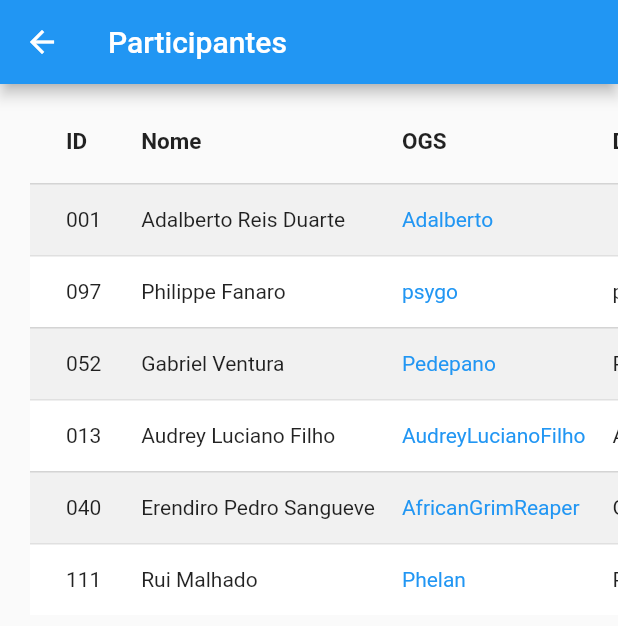
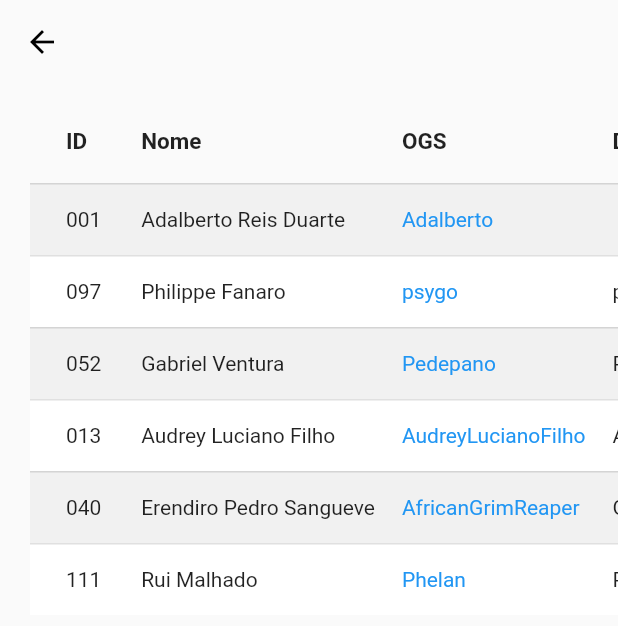
Before and after one commit to FanaroEngineering/dogemp, a Flutter app: the screen it shows after launch, after a tap on "Jogadores", on a phone screen of 412 x 824 dp. Shown: the top 626 px of the screen. Run offline on Flutter 3.47's test engine with Material 2 defaults, Android fonts, the phone set to English and light mode, and no system bars; our stand-ins replace google_fonts.

Commit message:
experimenting with the AppBar

```diff
--- a/lib/screens/home_screen.dart
+++ b/lib/screens/home_screen.dart
@@ -1,4 +1,3 @@
-import 'package:dogemp/screens/rules_and_other_info_screen.dart';
 import 'package:flutter/material.dart';
 import 'package:google_fonts/google_fonts.dart';
 
@@ -6,6 +5,7 @@ import 'game_records_screen.dart';
 import 'league_screen.dart';
 import 'lectures_screen.dart';
 import 'players_screen.dart';
+import 'rules_and_other_info_screen.dart';
 
 @immutable
 class HomeScreen extends StatelessWidget {
@@ -20,17 +20,12 @@ class HomeScreen extends StatelessWidget {
 
   void Function()? _toScreen(BuildContext context, Widget screen) => () => Navigator.push(
         context,
-        MaterialPageRoute(
-          builder: (_) => screen,
-        ),
+        MaterialPageRoute(builder: (_) => screen),
       );
 
   @override
   Widget build(BuildContext context) {
     return Scaffold(
-      appBar: AppBar(
-        title: const Text('DOGemP — Dojo Online de Go em Português'),
-      ),
       body: SingleChildScrollView(
         scrollDirection: Axis.vertical,
         child: Center(
--- a/lib/screens/players_screen.dart
+++ b/lib/screens/players_screen.dart
@@ -9,7 +9,13 @@ class PlayersScreen extends StatelessWidget {
   @override
   Widget build(BuildContext context) {
     return Scaffold(
-      appBar: AppBar(title: const Text('Participantes')),
+      appBar: AppBar(
+        iconTheme: const IconThemeData(
+          color: Colors.black,
+        ),
+        backgroundColor: Colors.transparent,
+        shadowColor: Colors.transparent,
+      ),
       body: Container(
         padding: const EdgeInsets.only(
           top: 10,
```
